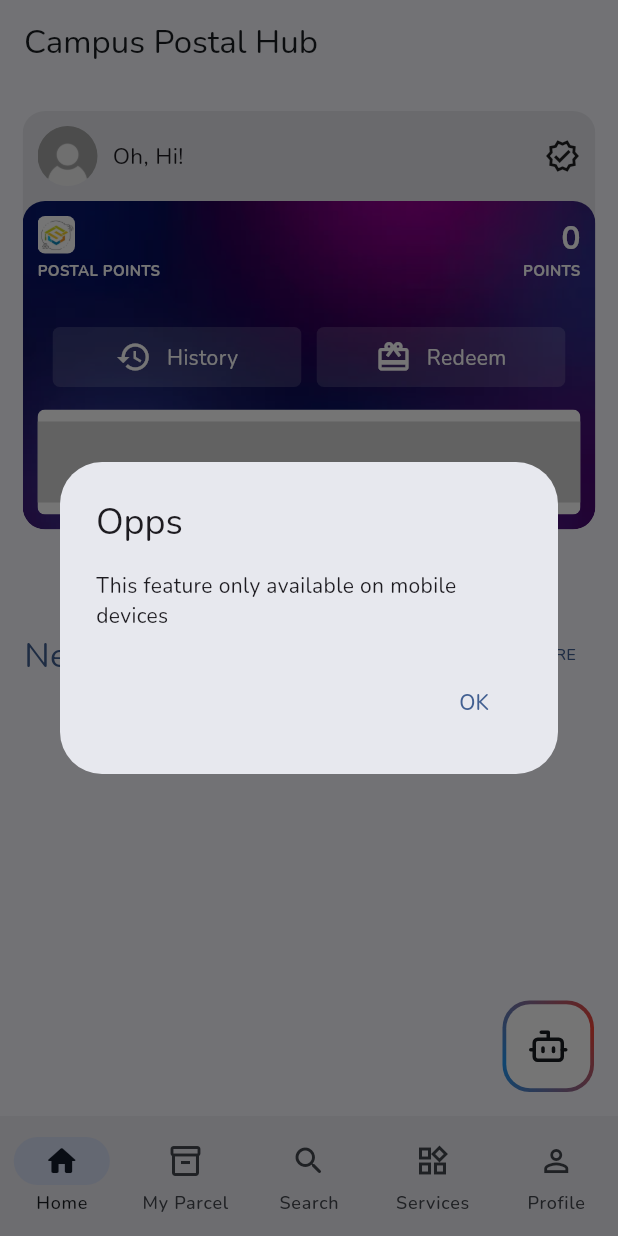
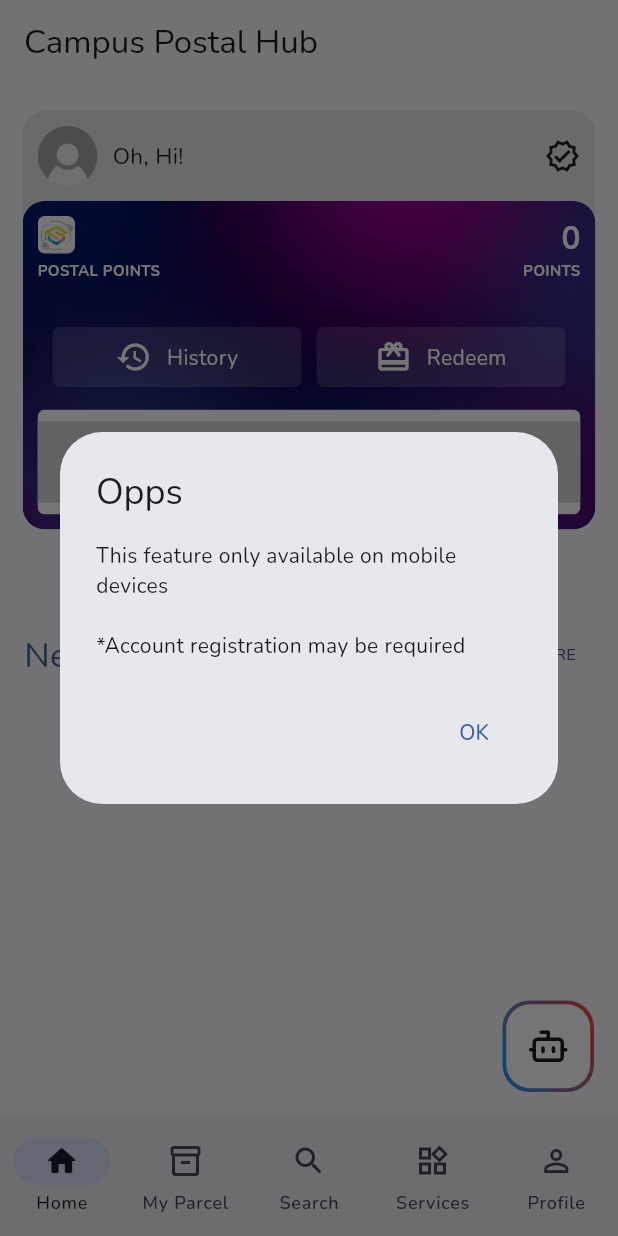
Before and after one commit to haqimhaslee/postalhub_client_web, a Flutter app: the screen it shows after launch, after a tap on an icon or button, on a phone screen of 412 x 824 dp. Run offline on Flutter 3.47's test engine with Material 3 defaults, Android fonts, the light colour scheme and no system bars; drawn by our look-alikes of dynamic_color; our stand-ins replace cached_network_image, carousel_slider, cloud_firestore, firebase_core, flutter_markdown, google_fonts and 4 more; missing offline and left inert: another_stepper, flutter_custom_tabs, image_network, syncfusion_flutter_barcodes; accounts and stored records are empty.

Commit message:
Removed AI for Web platform

```diff
--- a/lib/main.dart
+++ b/lib/main.dart
@@ -6,18 +6,12 @@ import 'package:postalhub_tracker/src/postalhub_ui.dart';
 import 'package:dynamic_color/dynamic_color.dart';
 import 'package:flutter/services.dart';
 import 'package:google_fonts/google_fonts.dart';
-import 'package:firebase_app_check/firebase_app_check.dart';
 
 Future<void> main() async {
   WidgetsFlutterBinding.ensureInitialized();
   await Firebase.initializeApp(
     options: DefaultFirebaseOptions.currentPlatform,
   );
-  await FirebaseAppCheck.instance.activate(
-      //webProvider: ReCaptchaV3Provider('recaptcha-v3-site-key'),
-      // androidProvider: AndroidProvider.debug,
-      //appleProvider: AppleProvider.appAttest,
-      );
 
   SystemChrome.setSystemUIOverlayStyle(const SystemUiOverlayStyle(
     statusBarColor: Colors.transparent,
@@ -39,7 +33,7 @@ class MyApp extends StatelessWidget {
   Widget build(BuildContext context) {
     return DynamicColorBuilder(builder: (lightDynamic, darkDynamic) {
       return MaterialApp(
-          title: "Postal Hub | Tracker",
+          title: "Postal Hub",
           theme: ThemeData(
             colorScheme: lightColorScheme,
             //colorScheme: lightDynamic ?? lightColorScheme,
--- a/lib/pages/ai_assistant/ai_assistant.dart
+++ b/lib/pages/ai_assistant/ai_assistant.dart
@@ -25,8 +25,8 @@ class _AskOurAiState extends State<AskOurAi> {
   void initState() {
     super.initState();
     _model = GenerativeModel(
-      model: 'gemini-1.5-flash-8b',
-      apiKey: 'AIzaSyCcUGyhB6jq9jGI9n0hHtUuBfjBeu7e5_U',
+      model: 'null',
+      apiKey: 'null',
     );
   }
 
--- a/lib/src/navigator/navigator_sevices.dart
+++ b/lib/src/navigator/navigator_sevices.dart
@@ -80,7 +80,7 @@ class _NavigatorServicesState extends State<NavigatorServices>
                       return AlertDialog(
                         title: const Text('Opps'),
                         content: const Text(
-                            'This feature only available on mobile devices'),
+                            'This feature only available on mobile devices\n\n*Account registration may be required'),
                         actions: <Widget>[
                           TextButton(
                             child: const Text('OK'),
```
Also changed, not shown: 1 other file.
